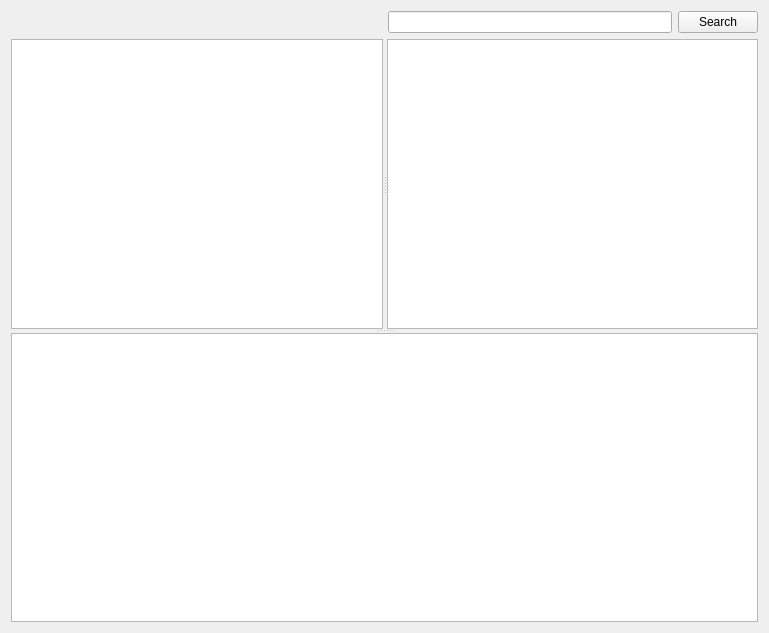
Above: src/GUI/Directories/GUI_DirectoryWidget.ui from Inferno214221/sayonara-player before the change. Below: the same form after it.
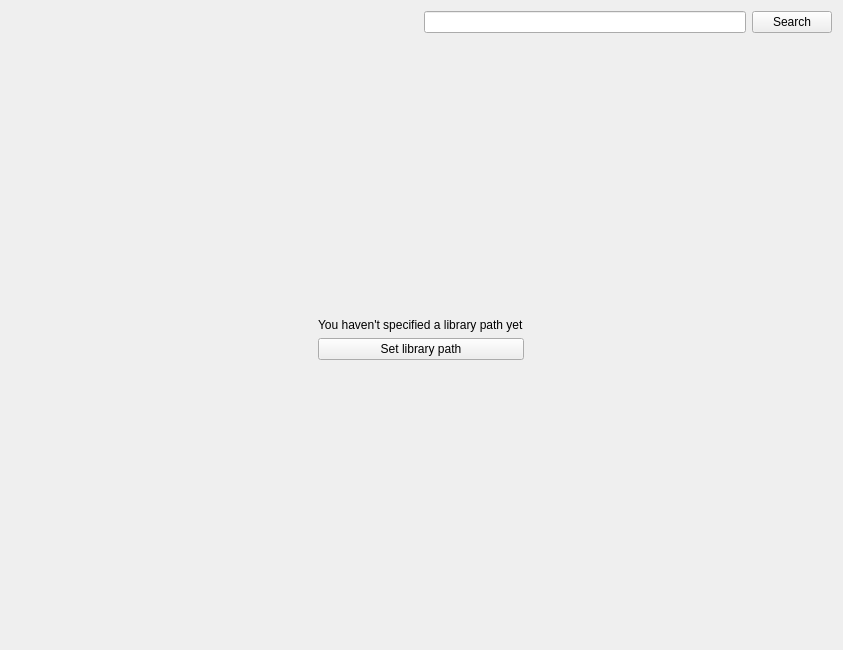
That is the form after the change. Icons and pictures are not drawn. Custom widgets are drawn as their Qt base class.

The edit to the form file:
```diff
--- a/src/GUI/Directories/GUI_DirectoryWidget.ui
+++ b/src/GUI/Directories/GUI_DirectoryWidget.ui
@@ -6,8 +6,8 @@
    <rect>
     <x>0</x>
     <y>0</y>
-    <width>769</width>
-    <height>633</height>
+    <width>843</width>
+    <height>650</height>
    </rect>
   </property>
   <property name="sizePolicy">
@@ -100,6 +100,25 @@
     </layout>
    </item>
    <item row="1" column="0" colspan="2">
+    <widget class="QStackedWidget" name="stackedWidget">
+     <property name="currentIndex">
+      <number>1</number>
+     </property>
+     <widget class="QWidget" name="page">
+      <layout class="QGridLayout" name="gridLayout_2">
+       <property name="leftMargin">
+        <number>0</number>
+       </property>
+       <property name="topMargin">
+        <number>0</number>
+       </property>
+       <property name="rightMargin">
+        <number>0</number>
+       </property>
+       <property name="bottomMargin">
+        <number>0</number>
+       </property>
+       <item row="0" column="0">
     <widget class="QSplitter" name="splitter_tracks">
      <property name="orientation">
       <enum>Qt::Vertical</enum>
@@ -213,6 +232,80 @@
       <attribute name="verticalHeaderMinimumSectionSize">
        <number>1</number>
       </attribute>
+         </widget>
+        </widget>
+       </item>
+      </layout>
+     </widget>
+     <widget class="QWidget" name="page_2">
+      <layout class="QGridLayout" name="gridLayout_3">
+       <item row="3" column="1">
+        <spacer name="verticalSpacer_2">
+         <property name="orientation">
+          <enum>Qt::Vertical</enum>
+         </property>
+         <property name="sizeHint" stdset="0">
+          <size>
+           <width>20</width>
+           <height>258</height>
+          </size>
+         </property>
+        </spacer>
+       </item>
+       <item row="2" column="2">
+        <spacer name="horizontalSpacer_3">
+         <property name="orientation">
+          <enum>Qt::Horizontal</enum>
+         </property>
+         <property name="sizeHint" stdset="0">
+          <size>
+           <width>305</width>
+           <height>20</height>
+          </size>
+         </property>
+        </spacer>
+       </item>
+       <item row="2" column="1">
+        <widget class="QPushButton" name="btn_set_library_path">
+         <property name="text">
+          <string>Set library path</string>
+         </property>
+        </widget>
+       </item>
+       <item row="0" column="1">
+        <spacer name="verticalSpacer">
+         <property name="orientation">
+          <enum>Qt::Vertical</enum>
+         </property>
+         <property name="sizeHint" stdset="0">
+          <size>
+           <width>20</width>
+           <height>259</height>
+          </size>
+         </property>
+        </spacer>
+       </item>
+       <item row="2" column="0">
+        <spacer name="horizontalSpacer_2">
+         <property name="orientation">
+          <enum>Qt::Horizontal</enum>
+         </property>
+         <property name="sizeHint" stdset="0">
+          <size>
+           <width>305</width>
+           <height>20</height>
+          </size>
+         </property>
+        </spacer>
+       </item>
+       <item row="1" column="1">
+        <widget class="QLabel" name="label">
+         <property name="text">
+          <string>You haven't specified a library path yet</string>
+         </property>
+        </widget>
+       </item>
+      </layout>
      </widget>
     </widget>
    </item>
```
Left out of the diff: 66 changed lines with no effect on the pictures. Lines whose indentation alone changed are shown as unchanged.
